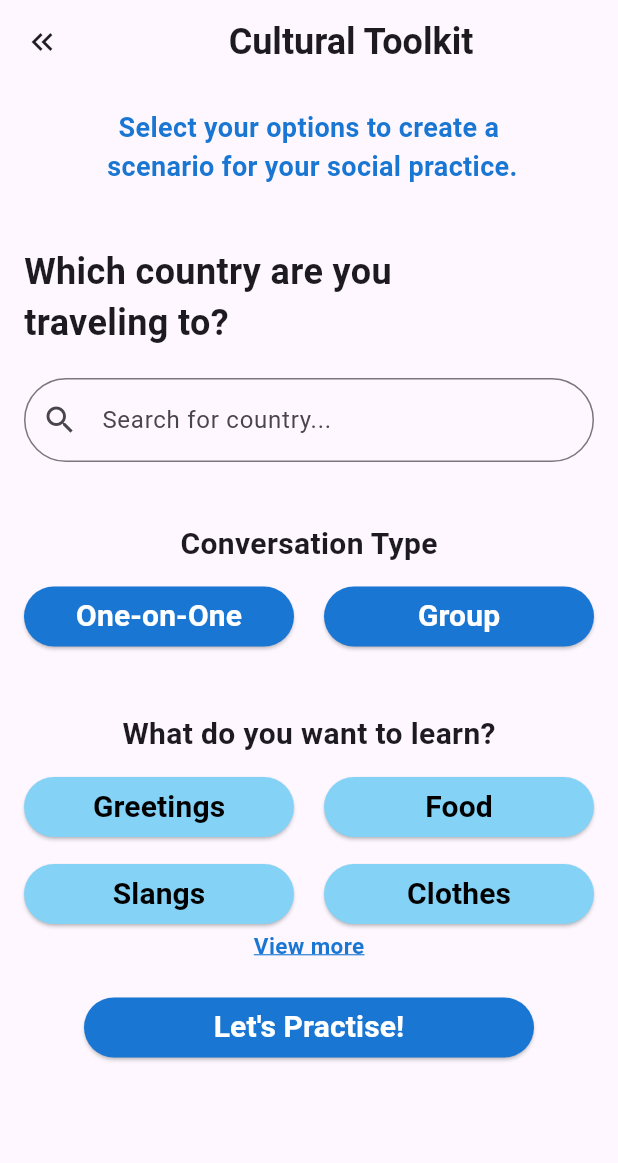
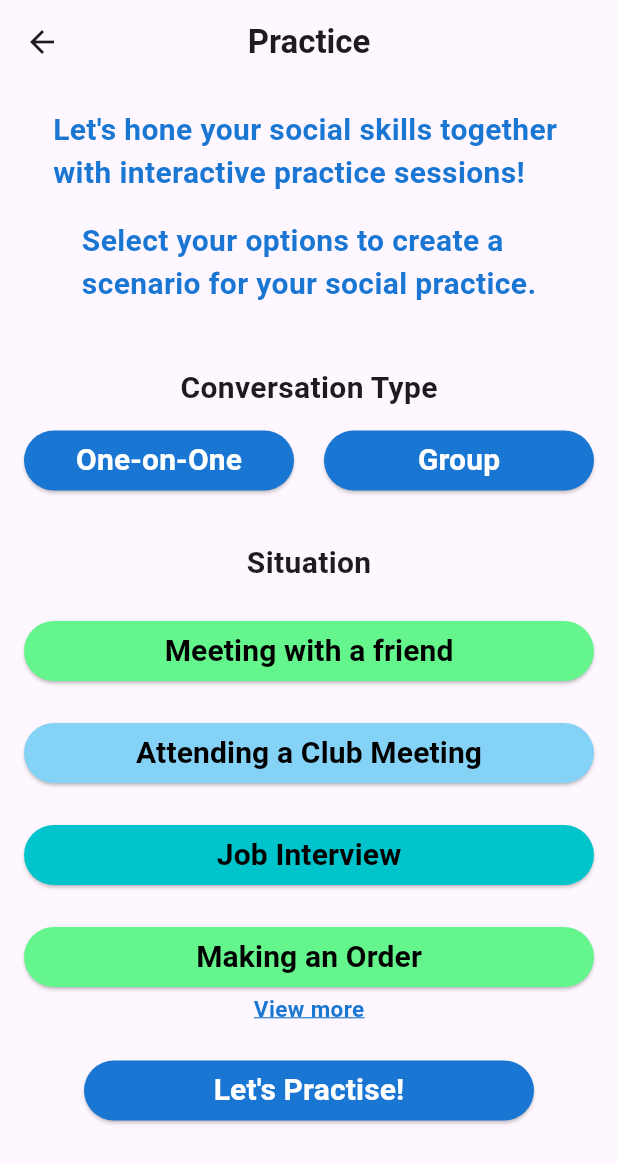
Before and after one commit to Aaliyah-Reid/cas, a Flutter app: the screen it shows after launch, on a phone screen of 412 x 824 dp. Shown: the top 1163 px of the screen. Run offline on Flutter 3.47's test engine with Material 3 defaults, Android fonts, the phone set to English and light mode, and no system bars.

Commit message:
Practice Page added

```diff
--- a/lib/cultural.dart
+++ b/lib/cultural.dart
@@ -11,13 +11,15 @@ class CulturalToolkitPage extends StatelessWidget {
             Navigator.pop(context);
           },
         ),
-        title: Center(
-          child: Text(
+        centerTitle: true,
+        title:
+          Text(
             'Cultural Toolkit',
             style: TextStyle(fontSize: 24, fontWeight: FontWeight.bold),
           ),
         ),
-      ),
+
+
       body: Padding(
         padding: const EdgeInsets.all(16.0),
         child: Column(
--- a/lib/main.dart
+++ b/lib/main.dart
@@ -2,6 +2,7 @@ import 'package:flutter/material.dart';
 import 'package:flutter/services.dart';
 import 'package:cas/onboarding.dart';
 import 'package:cas/cultural.dart';
+import 'package:cas/practice.dart';
 
 void main() {
   SystemChrome.setSystemUIOverlayStyle(
@@ -29,7 +30,7 @@ class MyApp extends StatelessWidget {
           colorScheme: ColorScheme.fromSeed(seedColor: Colors.deepPurple),
           useMaterial3: true,
         ),
-        home: CulturalToolkitPage()
+        home: PracticePage()
     );
   }
 }
--- /dev/null
+++ b/lib/practice.dart
@@ -0,0 +1,225 @@
+import 'package:flutter/material.dart';
+
+class PracticePage extends StatelessWidget {
+  @override
+  Widget build(BuildContext context) {
+    return Scaffold(
+      appBar: AppBar(
+        leading: IconButton(
+          icon: Icon(Icons.arrow_back),
+          onPressed: () {
+            Navigator.of(context).pop();
+          },
+        ),
+        title: Text('Practice',
+        style:TextStyle(fontWeight:FontWeight.bold)),
+        centerTitle: true,
+      ),
+      body: Padding(
+        padding: const EdgeInsets.all(16.0),
+        child: Column(
+          crossAxisAlignment: CrossAxisAlignment.start,
+          children: [
+            Center(
+              child: Text(
+                "Let's hone your social skills together \nwith interactive practice sessions!",
+                style: TextStyle(fontSize: 20, fontWeight: FontWeight.bold, color:Colors.blue[700]),
+              ),
+            ),
+            SizedBox(height: 16),
+            Center(
+              child: Text(
+                'Select your options to create a \nscenario for your social practice.',
+                style: TextStyle(fontSize: 20, fontWeight: FontWeight.bold, color:Colors.blue[700]),
+              ),
+            ),
+            SizedBox(height: 40),
+            Center(
+              child: Text(
+                'Conversation Type',
+                style: TextStyle(fontSize: 20, fontWeight: FontWeight.bold),
+              ),
+            ),
+            SizedBox(height: 10),
+            Row(
+              mainAxisAlignment: MainAxisAlignment.spaceEvenly,
+              children: <Widget>[
+                Expanded(
+                  child: ElevatedButton(
+                    onPressed: () {},
+                    style: ElevatedButton.styleFrom(
+                      backgroundColor: Colors.blue[700],
+                      shape: RoundedRectangleBorder(
+                        borderRadius: BorderRadius.circular(30.0),
+                      ),
+                    ),
+                    child: Text(
+                      'One-on-One',
+                      style: TextStyle(
+                          fontSize: 20,
+                          fontWeight: FontWeight.bold,
+                          color: Colors.white),
+                    ),
+                  ),
+                ),
+                SizedBox(width: 20),
+                Expanded(
+                  child: ElevatedButton(
+                    onPressed: () {},
+                    style: ElevatedButton.styleFrom(
+                      backgroundColor: Colors.blue[700],
+                      shape: RoundedRectangleBorder(
+                        borderRadius: BorderRadius.circular(30.0),
+                      ),
+                    ),
+                    child: Text(
+                      'Group',
+                      style: TextStyle(
+                          fontSize: 20,
+                          fontWeight: FontWeight.bold,
+                          color: Colors.white),
+                    ),
+                  ),
+                ),
+              ],
+            ),
+            SizedBox(height: 30),
+            Center(
+              child: Text(
+                'Situation',
+                style: TextStyle(fontSize: 20, fontWeight: FontWeight.bold),
+              ),
+            ),
+            SizedBox(height: 20),
+            Center(
+              child: SizedBox(
+                width: 400, // Set the desired width here
+                child: ElevatedButton(
+                  onPressed: () {},
+                  style: ElevatedButton.styleFrom(
+                    backgroundColor: Color.fromARGB(255, 100, 245, 141),
+                    shape: RoundedRectangleBorder(
+                      borderRadius: BorderRadius.circular(30.0),
+                    ),
+                  ),
+                  child: Text(
+                    "Meeting with a friend",
+                    style: TextStyle(
+                      fontSize: 20,
+                      fontWeight: FontWeight.bold,
+                      color: Colors.black,
+                    ),
+                  ),
+                ),
+              ),
+            ),
+            SizedBox(height: 20),
+            Center(
+              child: SizedBox(
+                width: 400, // Set the desired width here
+                child: ElevatedButton(
+                  onPressed: () {},
+                  style: ElevatedButton.styleFrom(
+                    backgroundColor: Color.fromARGB(255, 132, 210, 246),
+                    shape: RoundedRectangleBorder(
+                      borderRadius: BorderRadius.circular(30.0),
+                    ),
+                  ),
+                  child: Text(
+                    "Attending a Club Meeting",
+                    style: TextStyle(
+                      fontSize: 20,
+                      fontWeight: FontWeight.bold,
+                      color: Colors.black,
+                    ),
+                  ),
+                ),
+              ),
+            ),
+            SizedBox(height: 20),
+            Center(
+              child: SizedBox(
+                width: 400, // Set the desired width here
+                child: ElevatedButton(
+                  onPressed: () {},
+                  style: ElevatedButton.styleFrom(
+                    backgroundColor: Color.fromARGB(255, 0, 196, 203),
+                    shape: RoundedRectangleBorder(
+                      borderRadius: BorderRadius.circular(30.0),
+                    ),
+                  ),
+                  child: Text(
+                    "Job Interview",
+                    style: TextStyle(
+                      fontSize: 20,
+                      fontWeight: FontWeight.bold,
+                      color: Colors.black,
+                    ),
+                  ),
+                ),
+              ),
+            ),
+            SizedBox(height: 20),
+            Center(
+              child: SizedBox(
+                width: 400, // Set the desired width here
+                child: ElevatedButton(
+                  onPressed: () {},
+                  style: ElevatedButton.styleFrom(
+                    backgroundColor: Color.fromARGB(255, 100, 245, 141),
+                    shape: RoundedRectangleBorder(
+                      borderRadius: BorderRadius.circular(30.0),
+                    ),
+                  ),
+                  child: Text(
+                    "Making an Order",
+                    style: TextStyle(
+                      fontSize: 20,
+                      fontWeight: FontWeight.bold,
+                      color: Colors.black,
+                    ),
+                  ),
+                ),
+              ),
+            ),
+             SizedBox(width: 20),
+            Center(
+              child: Text(
+                'View more',
+                style: TextStyle(
+                    fontSize: 15,
+                    fontWeight: FontWeight.bold,
+                    color: Colors.blue[700],
+                    decoration: TextDecoration.underline,
+                    decorationColor: Colors.blue[700]),
+              ),
+            ),
+            SizedBox(height: 20),
+            Center(
+              child: SizedBox(
+                width: 300, // Set the desired width here
+                child: ElevatedButton(
+                  onPressed: () {},
+                  style: ElevatedButton.styleFrom(
+                    backgroundColor: Colors.blue[700],
+                    shape: RoundedRectangleBorder(
+                      borderRadius: BorderRadius.circular(30.0),
+                    ),
+                  ),
+                  child: Text(
+                    "Let's Practise!",
+                    style: TextStyle(
+                      fontSize: 20,
+                      fontWeight: FontWeight.bold,
+                      color: Colors.white,
+                    ),
+                  ),
+                ),
+              ),
+            ),
+          ],
+        ),
+      ),
+    );
+  }
+}
```
